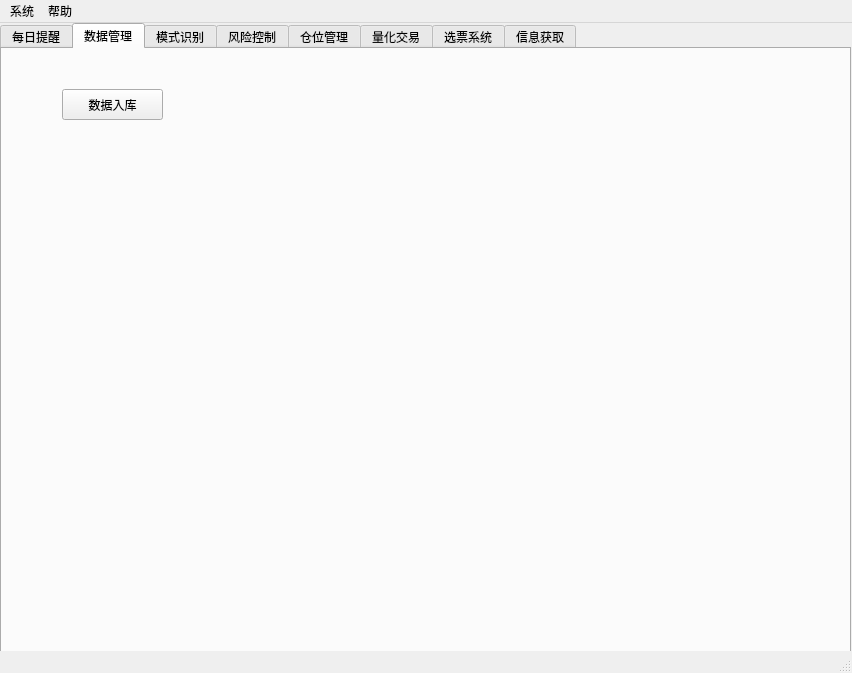
xuleoBJ/stock2015, file mainUI.ui: the form before one commit.
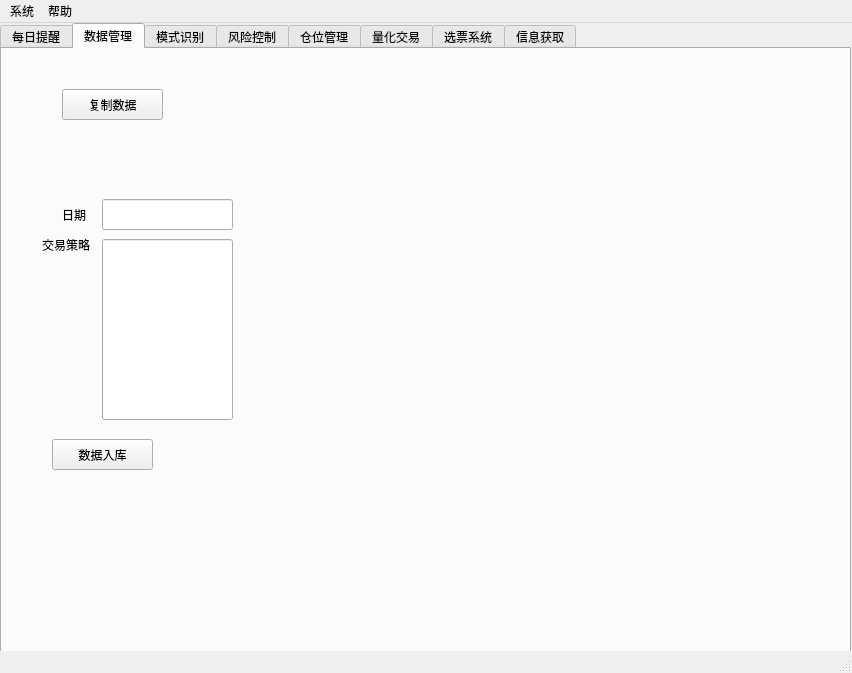
The form after the commit. The open tabs and pages were chosen to show the change.

The edit to the form file:
```diff
--- a/mainUI.ui
+++ b/mainUI.ui
@@ -199,6 +199,71 @@
        </rect>
       </property>
       <property name="text">
+       <string>复制数据</string>
+      </property>
+     </widget>
+     <widget class="QLineEdit" name="lineEditDateTradeTactics">
+      <property name="geometry">
+       <rect>
+        <x>100</x>
+        <y>150</y>
+        <width>131</width>
+        <height>31</height>
+       </rect>
+      </property>
+      <property name="text">
+       <string/>
+      </property>
+     </widget>
+     <widget class="QLabel" name="label_8">
+      <property name="geometry">
+       <rect>
+        <x>60</x>
+        <y>160</y>
+        <width>54</width>
+        <height>12</height>
+       </rect>
+      </property>
+      <property name="text">
+       <string>日期</string>
+      </property>
+     </widget>
+     <widget class="QLineEdit" name="lineEditPlanTradeTactics">
+      <property name="geometry">
+       <rect>
+        <x>100</x>
+        <y>190</y>
+        <width>131</width>
+        <height>181</height>
+       </rect>
+      </property>
+      <property name="text">
+       <string/>
+      </property>
+     </widget>
+     <widget class="QLabel" name="label_9">
+      <property name="geometry">
+       <rect>
+        <x>40</x>
+        <y>190</y>
+        <width>54</width>
+        <height>12</height>
+       </rect>
+      </property>
+      <property name="text">
+       <string>交易策略</string>
+      </property>
+     </widget>
+     <widget class="QPushButton" name="btnInertDataTradeTactics">
+      <property name="geometry">
+       <rect>
+        <x>50</x>
+        <y>390</y>
+        <width>101</width>
+        <height>31</height>
+       </rect>
+      </property>
+      <property name="text">
        <string>数据入库</string>
       </property>
      </widget>
```
Left out of the diff: 64 changed lines with no effect on the pictures.
